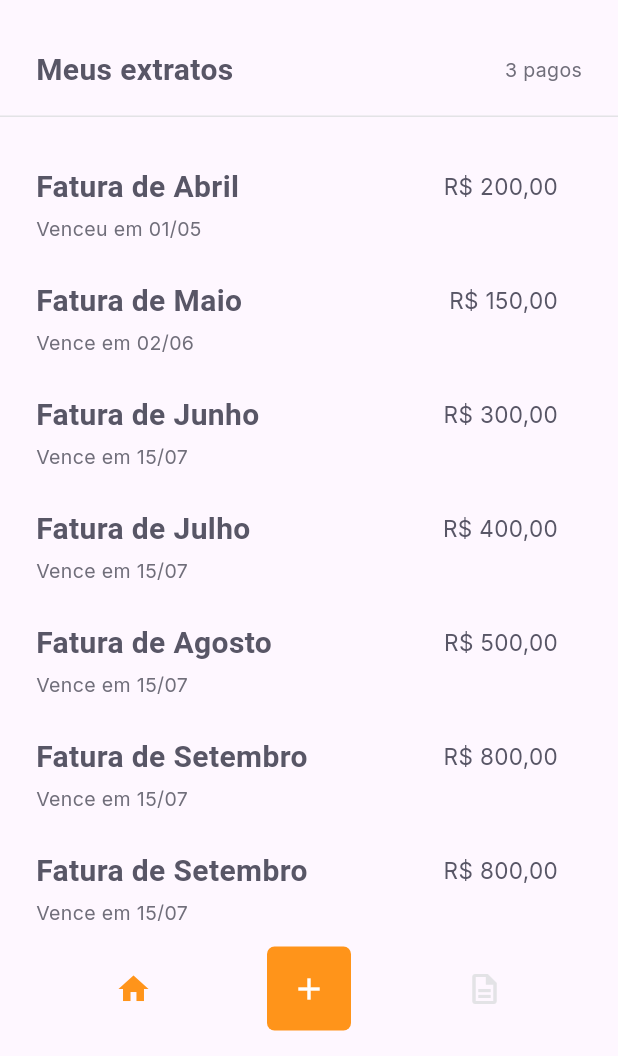
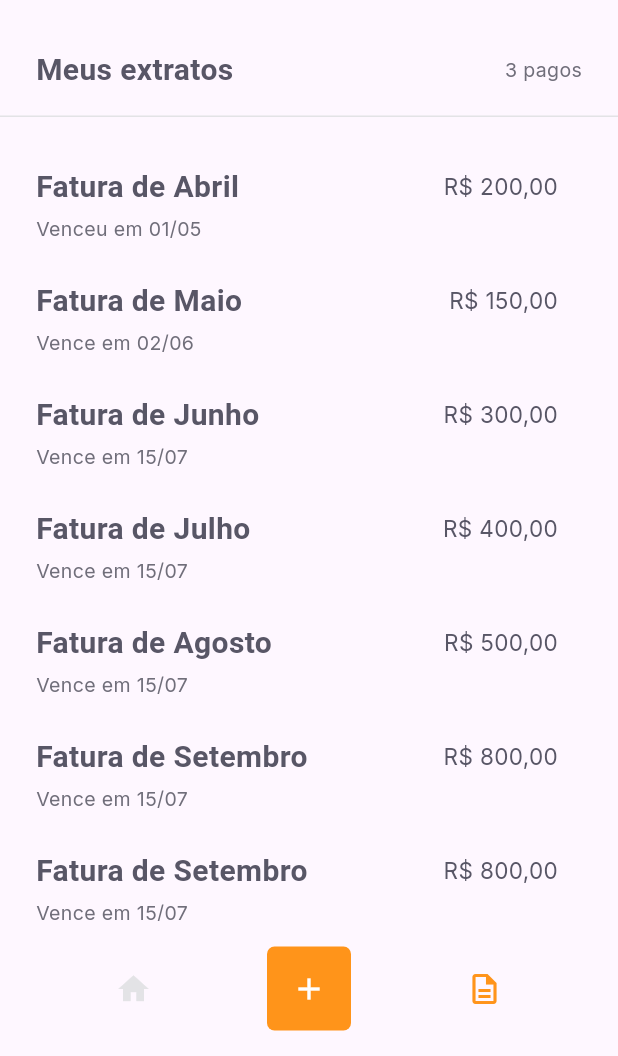
Before and after one commit to smborgesMobile/Flutter-Pay-Flow, a Flutter app: the HomePage screen opened by its route, item 3 of the bottom bar chosen, on a phone screen of 412 x 824 dp, the part 180-1236 px from its top. Run offline on Flutter 3.47's test engine with Material 3 defaults, Android fonts, the phone set to English and light mode, and no system bars; our stand-ins replace camera, firebase_core, google_fonts, google_sign_in, image_picker, shared_preferences; missing offline and left inert: google_ml_kit; accounts and stored records are empty.

Commit message:
feat: cor laranja no botão da bottom navigaiton

```diff
--- a/lib/modules/home/home_page.dart
+++ b/lib/modules/home/home_page.dart
@@ -14,10 +14,7 @@ class HomePage extends StatefulWidget {
 
 class _HomePageState extends State<HomePage> {
   final homeController = HomeController();
-  final pages = [
-    InvoicePage(),
-    BillExtractPage(),
-  ];
+  final pages = [InvoicePage(), BillExtractPage()];
 
   @override
   Widget build(BuildContext context) {
@@ -74,7 +71,9 @@ class _HomePageState extends State<HomePage> {
                   setState(() {});
                 },
                 icon: const Icon(Icons.home),
-                color: AppColors.primary,
+                color: homeController.currentPage == 0
+                    ? AppColors.primary
+                    : AppColors.stroke,
               ),
               GestureDetector(
                 onTap: () {
@@ -96,7 +95,9 @@ class _HomePageState extends State<HomePage> {
                   setState(() {});
                 },
                 icon: const Icon(Icons.description_outlined),
-                color: AppColors.stroke,
+                color: homeController.currentPage == 1
+                    ? AppColors.primary
+                    : AppColors.stroke,
               ),
             ],
           ),
```
